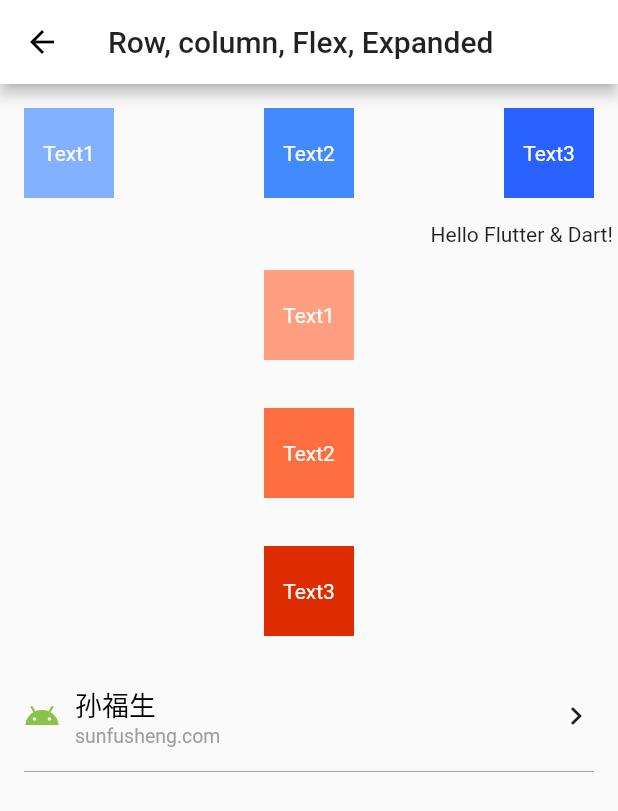
After one commit to sunfusheng/FlutterDemo, a Flutter app: the RowColumnFlexExpanded screen opened directly, on a phone screen of 412 x 824 dp. The commit adds this screen. Shown: the top 811 px of the screen. Run offline on Flutter 3.47's test engine with Material 2 defaults, Android fonts, the light colour scheme and no system bars; network calls fail.

Commit message:
Row, column, Flex, Expanded

```diff
--- a/lib/pages/basic/BasicPage.dart
+++ b/lib/pages/basic/BasicPage.dart
@@ -1,12 +1,13 @@
 import 'package:FlutterWidgets/model/Router.dart';
-import 'package:FlutterWidgets/pages/basic/ContainerPage.dart';
+import 'package:FlutterWidgets/pages/basic/ContainerBoxDecoration.dart';
+import 'package:FlutterWidgets/pages/basic/RowColumnFlexExpanded.dart';
 import 'package:FlutterWidgets/widgets/RouterListView.dart';
 import 'package:flutter/material.dart';
 
 class BasicPage extends StatelessWidget {
   final items = [
-    Router('Container', ContainerPage()),
-    Router('Column,Row', null),
+    Router('Container, BoxDecoration', ContainerBoxDecoration()),
+    Router('Row, column, Flex, Expanded', RowColumnFlexExpanded()),
     Router('Text', null),
     Router('RaisedButton', null),
     Router('Icon', null),
--- a/lib/pages/basic/ContainerPage.dart
+++ b/lib/pages/basic/ContainerBoxDecoration.dart
@@ -1,12 +1,11 @@
-import 'package:flutter/cupertino.dart';
 import 'package:flutter/material.dart';
 
-class ContainerPage extends StatelessWidget {
+class ContainerBoxDecoration extends StatelessWidget {
   @override
   Widget build(BuildContext context) {
     return Scaffold(
       appBar: AppBar(
-        title: Text('Container'),
+        title: Text('Container, BoxDecoration'),
       ),
       body: Builder(
         // ignore: argument_type_not_assignable
@@ -16,25 +15,6 @@ class ContainerPage extends StatelessWidget {
               mainAxisAlignment: MainAxisAlignment.start,
               crossAxisAlignment: CrossAxisAlignment.center,
               children: <Widget>[
-                Container(
-                  margin: EdgeInsets.all(16),
-                  padding: EdgeInsets.all(16),
-                  color: Colors.blue,
-                  child: Text(
-                    'Text Widget',
-                    style: TextStyle(color: Colors.white),
-                  ),
-                ),
-                Container(
-                  alignment: Alignment.center,
-                  margin: EdgeInsets.all(16),
-                  padding: EdgeInsets.all(16),
-                  color: Colors.red,
-                  child: Text(
-                    'Text Widget',
-                    style: TextStyle(color: Colors.white),
-                  ),
-                ),
                 Container(
                   margin: EdgeInsets.all(16),
                   padding: EdgeInsets.all(32),
@@ -47,7 +27,7 @@ class ContainerPage extends StatelessWidget {
                     padding: EdgeInsets.all(16),
                     color: Colors.red,
                     child: Text(
-                      'Text Widget',
+                      'Text',
                       style: TextStyle(color: Colors.white),
                     ),
                   ),
@@ -59,7 +39,7 @@ class ContainerPage extends StatelessWidget {
                   decoration: BoxDecoration(
                       border: Border.all(color: Colors.red, width: 2),
                       borderRadius: BorderRadius.all(Radius.circular(25))),
-                  child: Text('click ?'),
+                  child: Text('Container click ?'),
                 ),
                 Container(
                   margin: EdgeInsets.all(16),
@@ -74,7 +54,7 @@ class ContainerPage extends StatelessWidget {
                     ),
                     child: Container(
                       alignment: Alignment.center,
-                      child: new Text('click !'),
+                      child: new Text('OutlineButton click !'),
                     ),
                     onPressed: () {
                       Scaffold.of(context)
@@ -101,7 +81,7 @@ class ContainerPage extends StatelessWidget {
                   margin: EdgeInsets.all(16),
                   height: 50,
                   foregroundDecoration: BoxDecoration(
-                    border: Border.all(color: Colors.blue, width: 2),
+                    border: Border.all(color: Color(0xFFE65100), width: 2),
                     borderRadius: BorderRadius.all(Radius.circular(25)),
                   ),
                   decoration: BoxDecoration(
--- /dev/null
+++ b/lib/pages/basic/RowColumnFlexExpanded.dart
@@ -0,0 +1,150 @@
+import 'package:flutter/material.dart';
+
+class RowColumnFlexExpanded extends StatelessWidget {
+  @override
+  Widget build(BuildContext context) {
+    return Scaffold(
+      appBar: AppBar(
+        title: Text('Row, column, Flex, Expanded'),
+      ),
+      body: Column(
+        mainAxisAlignment: MainAxisAlignment.start,
+        verticalDirection: VerticalDirection.down,
+        children: <Widget>[
+          Row(
+            mainAxisAlignment: MainAxisAlignment.spaceBetween,
+            children: <Widget>[
+              Container(
+                alignment: Alignment.center,
+                width: 60,
+                height: 60,
+                margin: EdgeInsets.all(16),
+                color: Color(0xFF82B1FF),
+                child: Text(
+                  'Text1',
+                  style: TextStyle(color: Colors.white),
+                ),
+              ),
+              Container(
+                alignment: Alignment.center,
+                width: 60,
+                height: 60,
+                margin: EdgeInsets.all(16),
+                color: Color(0xFF448AFF),
+                child: Text(
+                  'Text2',
+                  style: TextStyle(color: Colors.white),
+                ),
+              ),
+              Container(
+                alignment: Alignment.center,
+                width: 60,
+                height: 60,
+                margin: EdgeInsets.all(16),
+                color: Color(0xFF2962FF),
+                child: Text(
+                  'Text3',
+                  style: TextStyle(color: Colors.white),
+                ),
+              ),
+            ],
+          ),
+          Row(
+            mainAxisAlignment: MainAxisAlignment.start,
+            crossAxisAlignment: CrossAxisAlignment.center,
+            textDirection: TextDirection.rtl,
+            children: <Widget>[
+              Text('Hello Flutter & Dart! '),
+            ],
+          ),
+          Flex(
+            direction: Axis.vertical,
+            mainAxisAlignment: MainAxisAlignment.start,
+            crossAxisAlignment: CrossAxisAlignment.start,
+            children: <Widget>[
+              Container(
+                alignment: Alignment.center,
+                width: 60,
+                height: 60,
+                margin: EdgeInsets.all(16),
+                color: Color(0xFFFF9E80),
+                child: Text(
+                  'Text1',
+                  style: TextStyle(color: Colors.white),
+                ),
+              ),
+              Container(
+                alignment: Alignment.center,
+                width: 60,
+                height: 60,
+                margin: EdgeInsets.all(16),
+                color: Color(0xFFFF6E40),
+                child: Text(
+                  'Text2',
+                  style: TextStyle(color: Colors.white),
+                ),
+              ),
+              Container(
+                alignment: Alignment.center,
+                width: 60,
+                height: 60,
+                margin: EdgeInsets.all(16),
+                color: Color(0xFFDD2C00),
+                child: Text(
+                  'Text3',
+                  style: TextStyle(color: Colors.white),
+                ),
+              ),
+            ],
+          ),
+          InkWell(
+            child: Column(
+              children: <Widget>[
+                Container(
+                  padding: EdgeInsets.all(16),
+                  child: Row(
+                    children: <Widget>[
+                      Icon(
+                        Icons.android,
+                        color: Colors.lightGreen,
+                      ),
+                      Expanded(
+                          child: Padding(
+                        padding: EdgeInsets.fromLTRB(10, 0, 0, 0),
+                        child: Column(
+                          mainAxisAlignment: MainAxisAlignment.start,
+                          crossAxisAlignment: CrossAxisAlignment.start,
+                          children: <Widget>[
+                            Text(
+                              '孙福生',
+                              style:
+                                  TextStyle(color: Colors.black, fontSize: 18),
+                            ),
+                            Text(
+                              'sunfusheng.com',
+                              style:
+                                  TextStyle(color: Colors.grey, fontSize: 13),
+                            ),
+                          ],
+                        ),
+                      )),
+                      Icon(Icons.chevron_right),
+                    ],
+                  ),
+                ),
+                Padding(
+                  padding: EdgeInsets.fromLTRB(16, 0, 16, 0),
+                  child: Divider(
+                    color: Colors.grey,
+                    height: 0.5,
+                  ),
+                ),
+              ],
+            ),
+            onTap: () {},
+          ),
+        ],
+      ),
+    );
+  }
+}
```
